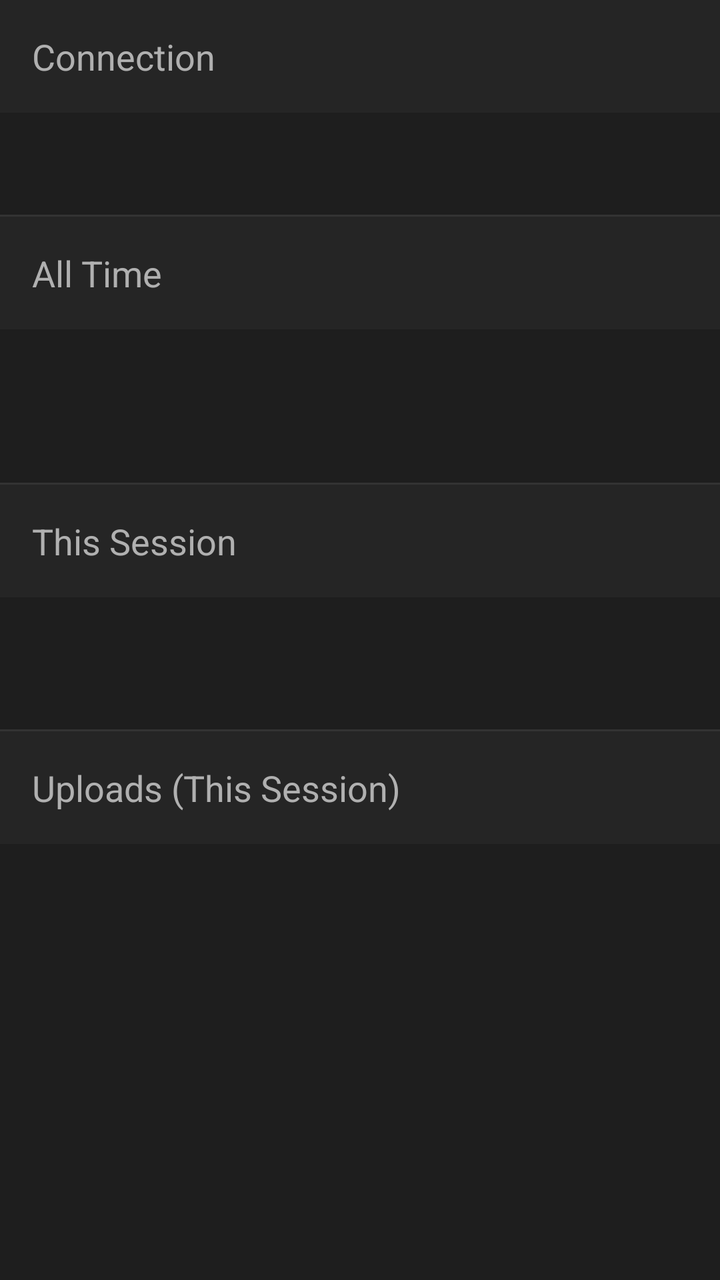
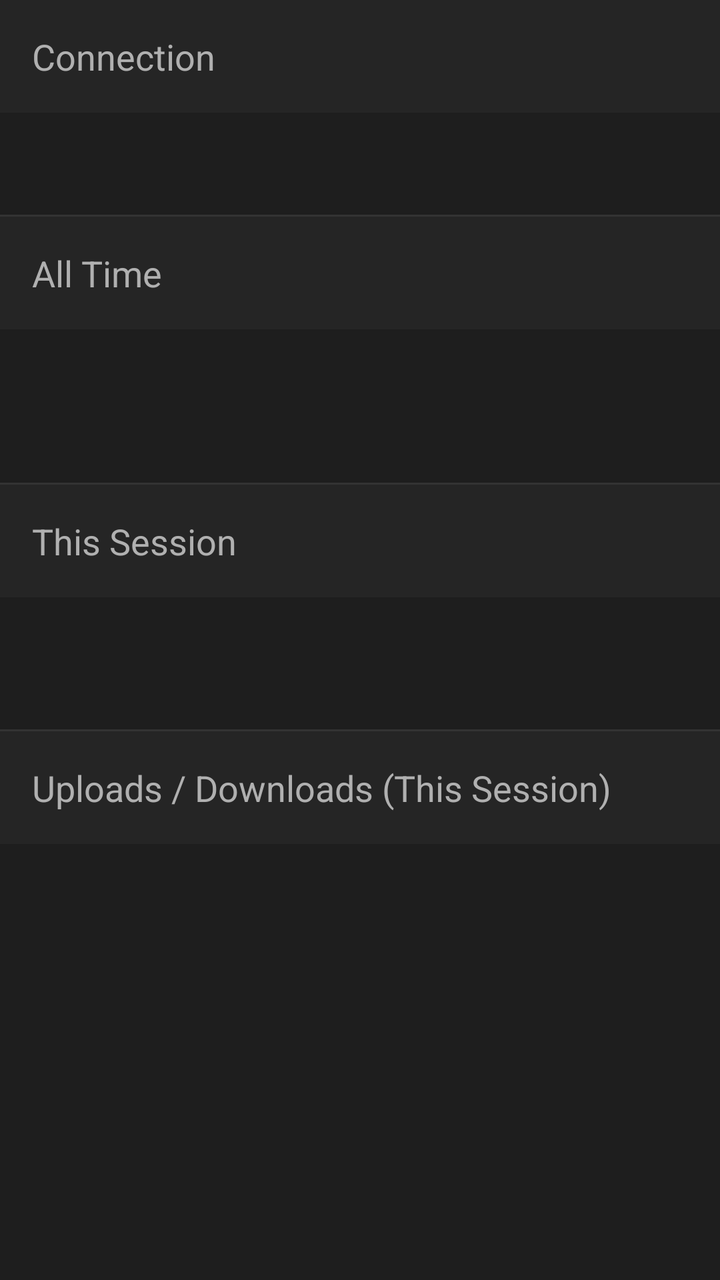

Before-and-after screenshots of an Android layout around one commit, followed by the original layout XML and the change that was made.
<!-- AndroidManifest.xml: application theme AppThemeDark -->
<!-- res/layout/totals_layout.xml -->
<?xml version="1.0" encoding="utf-8"?>
<ScrollView xmlns:android="http://schemas.android.com/apk/res/android"
    android:layout_width="match_parent"
    android:layout_height="match_parent"
    android:background="?attr/appSurfaceColor">

    <LinearLayout
        android:layout_width="match_parent"
        android:layout_height="wrap_content"
        android:orientation="vertical">

        
        <TextView
            android:layout_width="match_parent"
            android:layout_height="wrap_content"
            android:padding="16dp"
            android:background="?attr/appHeaderBackgroundColor"
            android:text="Connection"
            android:textAppearance="?android:attr/textAppearanceMedium"
            android:textColor="?attr/appTextColorSecondary" />

        <TextView
            android:id="@+id/totals_connection_mode"
            android:layout_width="match_parent"
            android:layout_height="wrap_content"
            android:padding="16dp"
            android:textAppearance="?android:attr/textAppearanceSmall"
            android:textStyle="bold"
            android:textColor="?attr/appTextColorPrimary" />

        <View
            android:layout_width="match_parent"
            android:layout_height="1dp"
            android:background="?attr/appDividerColor" />

        
        <TextView
            android:layout_width="match_parent"
            android:layout_height="wrap_content"
            android:padding="16dp"
            android:background="?attr/appHeaderBackgroundColor"
            android:text="All Time"
            android:textAppearance="?android:attr/textAppearanceMedium"
            android:textColor="?attr/appTextColorSecondary" />

        <TextView
            android:id="@+id/totals_alltime_dl"
            android:layout_width="match_parent"
            android:layout_height="wrap_content"
            android:paddingLeft="16dp"
            android:paddingRight="16dp"
            android:paddingTop="12dp"
            android:textAppearance="?android:attr/textAppearanceMedium"
            android:textStyle="bold"
            android:textColor="#00796B" />

        <TextView
            android:id="@+id/totals_alltime_ul"
            android:layout_width="match_parent"
            android:layout_height="wrap_content"
            android:paddingLeft="16dp"
            android:paddingRight="16dp"
            android:paddingTop="4dp"
            android:paddingBottom="12dp"
            android:textAppearance="?android:attr/textAppearanceMedium"
            android:textStyle="bold"
            android:textColor="#F9A825" />

        <View
            android:layout_width="match_parent"
            android:layout_height="1dp"
            android:background="?attr/appDividerColor" />

        
        <TextView
            android:layout_width="match_parent"
            android:layout_height="wrap_content"
            android:padding="16dp"
            android:background="?attr/appHeaderBackgroundColor"
            android:text="This Session"
            android:textAppearance="?android:attr/textAppearanceMedium"
            android:textColor="?attr/appTextColorSecondary" />

        <TextView
            android:id="@+id/totals_session_dl"
            android:layout_width="match_parent"
            android:layout_height="wrap_content"
            android:paddingLeft="16dp"
            android:paddingRight="16dp"
            android:paddingTop="12dp"
            android:textAppearance="?android:attr/textAppearanceSmall"
            android:textStyle="bold"
            android:textColor="#00796B" />

        <TextView
            android:id="@+id/totals_session_ul"
            android:layout_width="match_parent"
            android:layout_height="wrap_content"
            android:paddingLeft="16dp"
            android:paddingRight="16dp"
            android:paddingTop="4dp"
            android:paddingBottom="12dp"
            android:textAppearance="?android:attr/textAppearanceSmall"
            android:textStyle="bold"
            android:textColor="#F9A825" />

        <View
            android:layout_width="match_parent"
            android:layout_height="1dp"
            android:background="?attr/appDividerColor" />

        
        <TextView
            android:layout_width="match_parent"
            android:layout_height="wrap_content"
            android:padding="16dp"
            android:background="?attr/appHeaderBackgroundColor"
            android:text="Uploads (This Session)"
            android:textAppearance="?android:attr/textAppearanceMedium"
            android:textColor="?attr/appTextColorSecondary" />

        <TextView
            android:id="@+id/totals_upload_stats"
            android:layout_width="match_parent"
            android:layout_height="wrap_content"
            android:padding="16dp"
            android:lineSpacingExtra="4dp"
            android:textAppearance="?android:attr/textAppearanceSmall"
            android:textColor="?attr/appTextColorPrimary" />
    </LinearLayout>
</ScrollView>
<!-- resources referenced by this layout -->
<resources>
  <style name="AppThemeDark" parent="AppBaseThemeDark">
          <item name="appColorAccent">@color/brand_accent</item>
          <item name="appColorAccentPressed">@color/dark_tab_pressed</item>
      </style>
  <style name="AppBaseThemeDark" parent="android:Theme.Black">
          <item name="appBackgroundColor">@color/dark_bg</item>
          <item name="appSurfaceColor">@color/dark_surface</item>
          <item name="appHeaderBackgroundColor">@color/dark_header_bg</item>
          <item name="appTextColorPrimary">@color/dark_text_primary</item>
          <item name="appTextColorSecondary">@color/dark_text_secondary</item>
          <item name="appDividerColor">@color/dark_divider</item>
          <item name="appInputBackgroundColor">@color/dark_input_bg</item>
  
          <item name="android:dialogTheme">@style/RoundedDialogThemeDark</item>
          <item name="android:alertDialogTheme">@style/RoundedAlertDialogThemeDark</item>
      </style>
  <color name="brand_accent">#009688</color>
  <color name="dark_tab_pressed">#2C2C2C</color>
  <color name="dark_bg">#121212</color>
  <color name="dark_surface">#1E1E1E</color>
  <color name="dark_header_bg">#252525</color>
  <color name="dark_text_primary">#EEEEEE</color>
  <color name="dark_text_secondary">#B0B0B0</color>
  <color name="dark_divider">#333333</color>
  <color name="dark_input_bg">#2A2A2A</color>
  <style name="RoundedDialogThemeDark" parent="android:Theme.Dialog">
          <item name="android:windowBackground">@drawable/dialog_rounded_bg_dark</item>
      </style>
  <style name="RoundedAlertDialogThemeDark" parent="android:Theme.Dialog">
          <item name="android:windowBackground">@drawable/dialog_rounded_bg_dark</item>
      </style>
  <!-- drawable dialog_rounded_bg_dark (drawable) -->
  <?xml version="1.0" encoding="utf-8"?>
  <inset xmlns:android="http://schemas.android.com/apk/res/android"
      android:insetLeft="16dp"
      android:insetTop="16dp"
      android:insetRight="16dp"
      android:insetBottom="16dp">
      <shape android:shape="rectangle">
          <corners android:radius="@dimen/dialog_corner_radius" />
          <solid android:color="@color/dark_dialog_bg" />
          <stroke
              android:width="1dp"
              android:color="@color/dark_dialog_stroke" />
      </shape>
  </inset>
  <dimen name="dialog_corner_radius">16dp</dimen>
  <color name="dark_dialog_bg">#242424</color>
  <color name="dark_dialog_stroke">#424242</color>
</resources>

<!-- the commit's change to res/layout/totals_layout.xml (unified diff, before → after) -->
@@ -115,17 +115,34 @@
             android:layout_height="wrap_content"
             android:padding="16dp"
             android:background="?attr/appHeaderBackgroundColor"
-            android:text="Uploads (This Session)"
+            android:text="Uploads / Downloads (This Session)"
             android:textAppearance="?android:attr/textAppearanceMedium"
             android:textColor="?attr/appTextColorSecondary" />
 
-        <TextView
-            android:id="@+id/totals_upload_stats"
+        <LinearLayout
             android:layout_width="match_parent"
             android:layout_height="wrap_content"
-            android:padding="16dp"
-            android:lineSpacingExtra="4dp"
-            android:textAppearance="?android:attr/textAppearanceSmall"
-            android:textColor="?attr/appTextColorPrimary" />
+            android:orientation="horizontal"
+            android:padding="16dp">
+
+            <TextView
+                android:id="@+id/totals_upload_stats"
+                android:layout_width="0dp"
+                android:layout_height="wrap_content"
+                android:layout_weight="1"
+                android:lineSpacingExtra="4dp"
+                android:textAppearance="?android:attr/textAppearanceSmall"
+                android:textColor="?attr/appTextColorPrimary" />
+
+            <TextView
+                android:id="@+id/totals_download_stats"
+                android:layout_width="wrap_content"
+                android:layout_height="wrap_content"
+                android:paddingLeft="8dp"
+                android:paddingRight="16dp"
+                android:lineSpacingExtra="4dp"
+                android:textAppearance="?android:attr/textAppearanceSmall"
+                android:textColor="?attr/appTextColorPrimary" />
+        </LinearLayout>
     </LinearLayout>
 </ScrollView>
